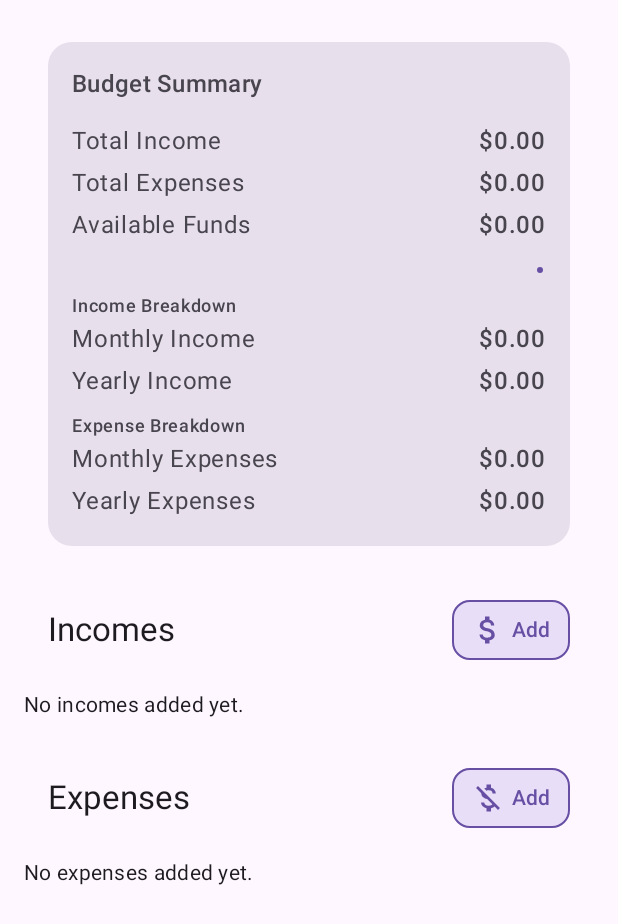
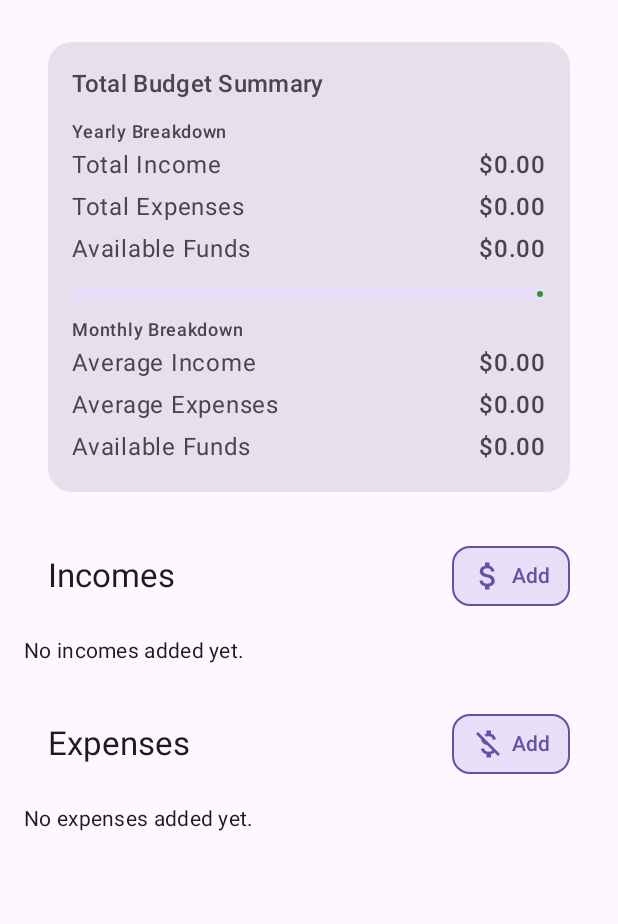
Before and after one commit to Klariskao/Android-Budgeting-app-, an Android app built with Jetpack Compose: the screen it shows after launch (MainActivity), on a phone screen of 412 x 824 dp. Shown: the top 924 px of the screen. Run offline under Robolectric (Android 15) with nearby library versions, the phone set to English and light mode, and no system bars; our stand-ins replace Room's generated code; libraries missing offline, so code that uses them is left out: com.github.mikephil.charting.

Commit message:
💄 Update BudgetSummaryCard

```diff
--- a/app/src/main/java/com/example/mybudget/data/model/Expense.kt
+++ b/app/src/main/java/com/example/mybudget/data/model/Expense.kt
@@ -32,7 +32,7 @@ enum class ExpensePriority(val label: String) {
 enum class ExpenseFrequency(val label: String) {
     DAILY("Daily"),
     WEEKLY("Weekly"),
-    BIWEEKLY("Biweekly"),
+    BI_WEEKLY("Bi-weekly"),
     MONTHLY("Monthly"),
     YEARLY("Yearly"),
     ONE_TIME("One time"),
--- a/app/src/main/java/com/example/mybudget/data/model/Income.kt
+++ b/app/src/main/java/com/example/mybudget/data/model/Income.kt
@@ -20,5 +20,5 @@ enum class IncomeFrequency(val label: String) {
     MONTHLY("Monthly"),
     YEARLY("Yearly"),
     ONE_TIME("One time"),
-    CUSTOM("Custom")
+    CUSTOM("Custom"),
 }
--- a/app/src/main/java/com/example/mybudget/ui/screens/BudgetScreen.kt
+++ b/app/src/main/java/com/example/mybudget/ui/screens/BudgetScreen.kt
@@ -82,13 +82,14 @@ import com.example.mybudget.data.model.Expense
 import com.example.mybudget.data.model.ExpenseCategory
 import com.example.mybudget.data.model.ExpenseFrequency
 import com.example.mybudget.data.model.ExpensePriority
-import com.example.mybudget.data.model.IncomeFrequency
 import com.example.mybudget.repository.BudgetRepositoryImpl
 import com.example.mybudget.ui.BudgetViewModel
 import com.example.mybudget.ui.dialogs.DeleteConfirmationDialog
 import com.example.mybudget.ui.dialogs.EditExpenseDialog
 import com.example.mybudget.ui.dialogs.EditIncomeDialog
 import com.example.mybudget.ui.helpers.formatCurrency
+import com.example.mybudget.ui.helpers.toMonthlyAmount
+import com.example.mybudget.ui.helpers.toYearlyAmount
 import com.example.mybudget.ui.model.BudgetDialogState
 import com.example.mybudget.ui.model.BudgetEvent
 import com.example.mybudget.ui.model.ExpensesSortOption
@@ -300,59 +301,56 @@ fun BudgetScreen(viewModel: BudgetViewModel, navController: NavController) {
 
 @Composable
 fun BudgetSummaryCard(budget: Budget, modifier: Modifier = Modifier) {
-    val monthlyIncome =
-        budget.incomes
-            .filter { it.frequency == IncomeFrequency.MONTHLY }
-            .sumOf { it.amount }
+    val monthlyIncome = budget.incomes.sumOf { it.toMonthlyAmount() }
+    val yearlyIncome =
+        budget.incomes.sumOf { it.toYearlyAmount(customFrequencyInDays = it.customFrequencyInDays) }
 
-    val yearlyIncome =
-        budget.incomes
-            .filter { it.frequency == IncomeFrequency.YEARLY }
-            .sumOf { it.amount }
+    val monthlyExpenses = budget.expenses.sumOf { it.toMonthlyAmount() }
+    val yearlyExpenses =
+        budget.expenses.sumOf {
+            it.toYearlyAmount(customFrequencyInDays = it.customFrequencyInDays)
+        }
 
-    val monthlyExpenses =
-        budget.expenses
-            .filter { it.frequency == ExpenseFrequency.MONTHLY }
-            .sumOf { it.amount }
+    val availableYearlyFunds = yearlyIncome - yearlyExpenses
+    val availableMonthlyFunds = monthlyIncome - monthlyExpenses
 
-    val yearlyExpenses =
-        budget.expenses
-            .filter { it.frequency == ExpenseFrequency.YEARLY }
-            .sumOf { it.amount }
-
-    val totalIncome = budget.incomes.sumOf { it.amount }
-    val totalExpenses = budget.expenses.sumOf { it.amount }
-    val availableFunds = totalIncome - totalExpenses
+    val progress = if (yearlyIncome > 0) {
+        (yearlyExpenses / yearlyIncome).toFloat().coerceIn(0f, 1f)
+    } else {
+        0f
+    }
 
     Card(
-        modifier =
-        modifier
+        modifier = modifier
             .fillMaxWidth()
             .padding(16.dp),
         shape = RoundedCornerShape(16.dp),
         colors = CardDefaults.cardColors(containerColor = MaterialTheme.colorScheme.surfaceVariant),
     ) {
         Column(modifier = Modifier.padding(16.dp)) {
-            Text("Budget Summary", style = MaterialTheme.typography.titleMedium)
+            Text("Total Budget Summary", style = MaterialTheme.typography.titleMedium)
 
             Spacer(Modifier.height(12.dp))
 
-            SummaryRow("Total Income", totalIncome)
-            SummaryRow("Total Expenses", totalExpenses)
-            SummaryRow("Available Funds", availableFunds)
+            Text(
+                "Yearly Breakdown",
+                style = MaterialTheme.typography.labelMedium,
+                fontWeight = FontWeight.SemiBold,
+            )
+
+            SummaryRow("Total Income", yearlyIncome)
+            SummaryRow("Total Expenses", yearlyExpenses)
+            SummaryRow("Available Funds", availableYearlyFunds)
 
             Spacer(Modifier.height(12.dp))
 
-            val progress = (totalExpenses / totalIncome).toFloat().coerceIn(0f, 1f)
             LinearProgressIndicator(
                 progress = { progress },
-                modifier =
-                Modifier
+                modifier = Modifier
                     .fillMaxWidth()
                     .height(8.dp)
                     .clip(RoundedCornerShape(8.dp)),
-                color =
-                when {
+                color = when {
                     progress < 0.5f -> customGreen
                     progress == 1f -> MaterialTheme.colorScheme.error
                     else -> ProgressIndicatorDefaults.linearColor
@@ -362,22 +360,14 @@ fun BudgetSummaryCard(budget: Budget, modifier: Modifier = Modifier) {
             Spacer(Modifier.height(12.dp))
 
             Text(
-                "Income Breakdown",
+                "Monthly Breakdown",
                 style = MaterialTheme.typography.labelMedium,
                 fontWeight = FontWeight.SemiBold,
             )
-            SummaryRow("Monthly Income", monthlyIncome)
-            SummaryRow("Yearly Income", yearlyIncome)
 
-            Spacer(Modifier.height(8.dp))
-
-            Text(
-                "Expense Breakdown",
-                style = MaterialTheme.typography.labelMedium,
-                fontWeight = FontWeight.SemiBold,
-            )
-            SummaryRow("Monthly Expenses", monthlyExpenses)
-            SummaryRow("Yearly Expenses", yearlyExpenses)
+            SummaryRow("Average Income", monthlyIncome)
+            SummaryRow("Average Expenses", monthlyExpenses)
+            SummaryRow("Available Funds", availableMonthlyFunds)
         }
     }
 }
```
Also changed, not shown: app/src/main/java/com/example/mybudget/ui/helpers/Mapper.kt (+47 -3 lines).
